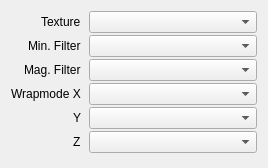
The window that src/session/SamplerProperties.ui (houmain/gpupad) describes before a commit, drawn with Qt 5.
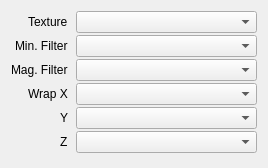
The same window after the commit. Custom widgets are drawn as their Qt base class.

Patch:
```diff
--- a/src/session/SamplerProperties.ui
+++ b/src/session/SamplerProperties.ui
@@ -55,7 +55,7 @@
      <item row="3" column="0">
       <widget class="QLabel" name="labelWarpModeX">
        <property name="text">
-        <string>Wrapmode X</string>
+        <string>Wrap X</string>
        </property>
       </widget>
      </item>
```
